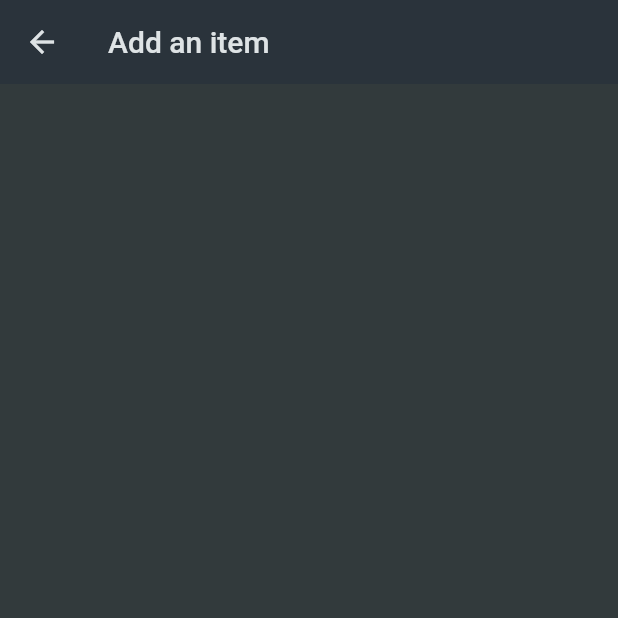
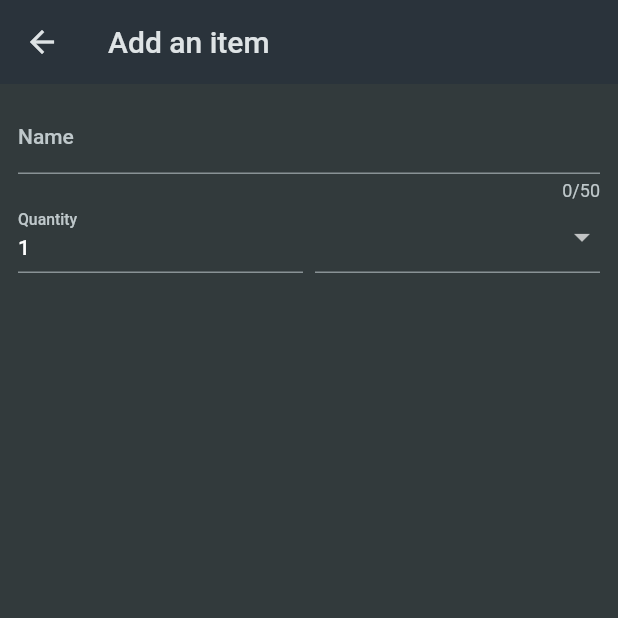
Before and after one commit to picasso653/shopping_list, a Flutter app: the NewItem screen opened directly, on a phone screen of 412 x 824 dp, the top half of it. Run offline on Flutter 3.47's test engine with Material 2 defaults, Android fonts, the phone set to English and light mode, and no system bars.

Commit message:
Working on the add item screen

```diff
--- a/lib/new_item.dart
+++ b/lib/new_item.dart
@@ -1,4 +1,6 @@
 import 'package:flutter/material.dart';
+import 'package:shopping_list/data/categories.dart';
+
 
 class NewItem extends StatefulWidget {
   const NewItem({super.key});
@@ -11,12 +13,63 @@ class _NewItemState extends State<NewItem> {
   @override
   Widget build(BuildContext context) {
     return Scaffold(
-        appBar: AppBar(
-          title: Text('Add an item'),
+      appBar: AppBar(
+        title: const Text('Add an item'),
+      ),
+      body: Padding(
+        padding: const EdgeInsets.all(12),
+        child: Form(
+          child: Column(
+            children: [
+              TextFormField(
+                maxLength: 50,
+                decoration: const InputDecoration(
+                  label: Text('Name'),
+                ),
+                validator: (value) {
+                  return 'Demo';
+                },
+              ),
+              Row(
+                crossAxisAlignment: CrossAxisAlignment.end,
+                children: [
+                  Expanded(
+                    child: TextFormField(
+                      decoration: const InputDecoration(
+                        label:
+                        Text('Quantity'),
+                      ),
+                      initialValue: '1',
+                    ),
+                  ),
+                  const SizedBox(width: 8,),
+                  Expanded(
+                    child: DropdownButtonFormField(
+                      items: [
+                        for(final category in categories.entries)
+                        DropdownMenuItem(
+                          value: category.value,
+                          child: Row(
+                          children: [
+                            Container(
+                              width: 16,
+                              height: 16,
+                              color: category.value.color,
+                            ),
+                            const SizedBox(width: 6,),
+                            Text(category.value.title)
+                          ],
+                        ))
+                      ],
+                      onChanged: (Object? value) {},
+                    ),
+                  ),
+                ],
+              )
+            ],
+          ),
         ),
-        body: Padding(
-          padding: const EdgeInsets.all(12),
-          child: Container(),
-        ));
+      ),
+    );
   }
 }
--- a/lib/widgets/grocery_list.dart
+++ b/lib/widgets/grocery_list.dart
@@ -18,7 +18,7 @@ class _GroceryListState extends State<GroceryList> {
     );
   }
 
-// We're back at it again
+
   @override
   Widget build(BuildContext context) {
     return Scaffold(
```
